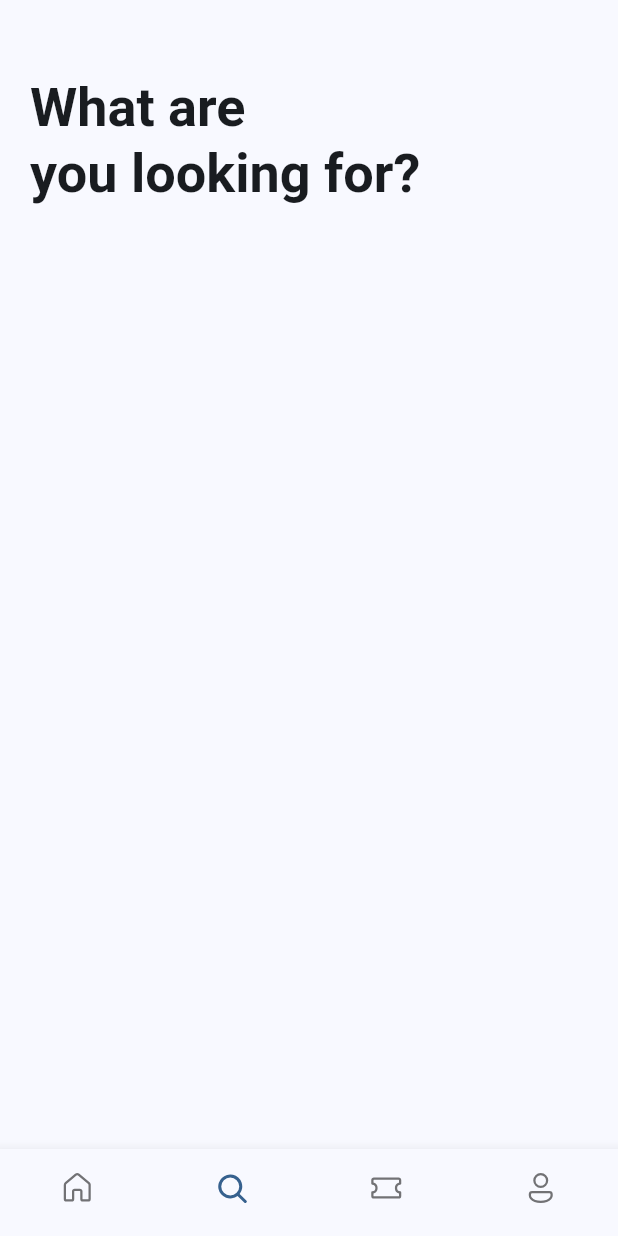
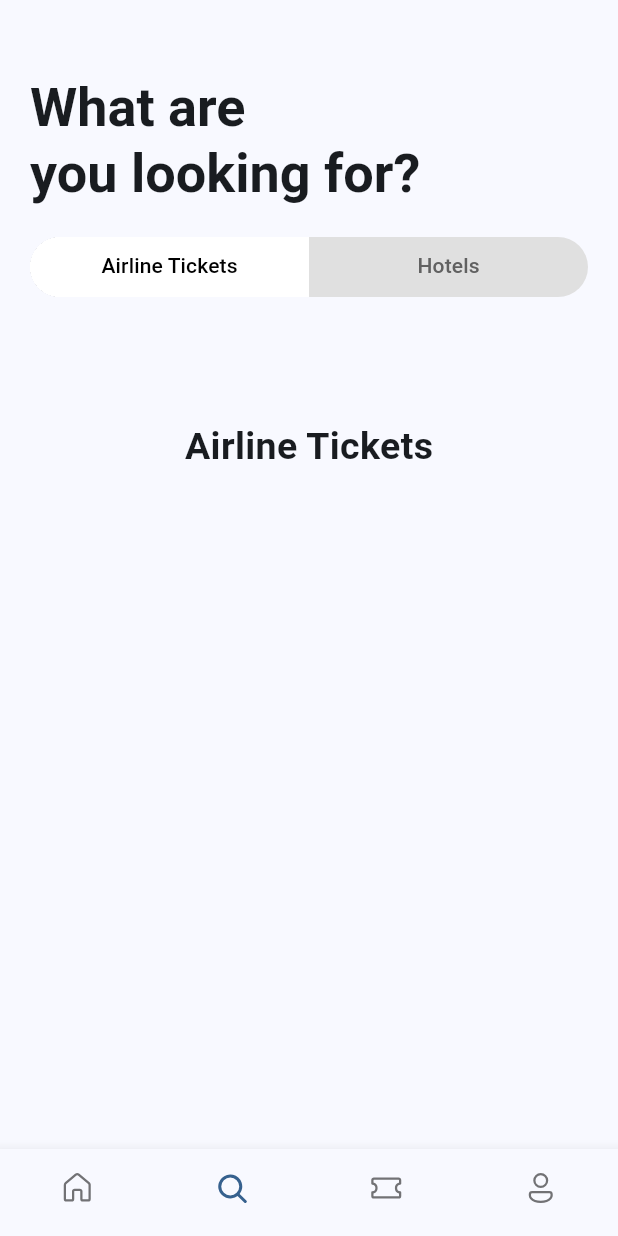
Before and after one commit to alexleboucher/tickets-booking-app, a Flutter app: the screen it shows after launch, item 2 of the bottom bar chosen, on a phone screen of 412 x 824 dp. Run offline on Flutter 3.47's test engine with Material 2 defaults, Android fonts, the phone set to English and light mode, and no system bars; our stand-ins replace fluentui_icons, gap.

Commit message:
Added searchFlightsHotels widget

```diff
--- a/lib/screens/home_screen.dart
+++ b/lib/screens/home_screen.dart
@@ -74,12 +74,6 @@ class HomeScreen extends StatelessWidget {
               Padding(
                 padding: const EdgeInsets.symmetric(horizontal: 20),
                 child: GestureDetector(
-                  onTap: () {
-                    FocusScopeNode currentFocus = FocusScope.of(context);
-                    if (!currentFocus.hasPrimaryFocus) {
-                      currentFocus.unfocus();
-                    }
-                  },
                   child: TextFormField(
                     onTapOutside: (event) {
                       FocusScopeNode currentFocus = FocusScope.of(context);
--- a/lib/screens/search_screen.dart
+++ b/lib/screens/search_screen.dart
@@ -1,4 +1,6 @@
 import 'package:flutter/material.dart';
+import 'package:gap/gap.dart';
+import 'package:tickets_booking_app/widgets/search/search_flights_hotels.dart';
 import 'package:tickets_booking_app/widgets/ui/text/display_text.dart';
 
 class SearchScreen extends StatelessWidget {
@@ -6,16 +8,16 @@ class SearchScreen extends StatelessWidget {
 
   @override
   Widget build(BuildContext context) {
-    return Padding(
+    return ListView(
       padding: const EdgeInsets.only(top: 50, bottom: 20, right: 20, left: 20),
-      child: ListView(
       children: const [
         DisplayText(
           'What are\nyou looking for?',
           textStyle: DisplayStyle.displaySmall,
         ),
+        Gap(20),
+        SearchFlightsHotels(),
       ],
-      ),
     );
   }
 }
--- /dev/null
+++ b/lib/widgets/search/search_flights_hotels.dart
@@ -0,0 +1,91 @@
+import 'package:flutter/material.dart';
+
+class SearchFlightsHotels extends StatefulWidget {
+  const SearchFlightsHotels({super.key});
+
+  @override
+  State<SearchFlightsHotels> createState() => _SearchFlightsHotelsState();
+}
+
+class _SearchFlightsHotelsState extends State<SearchFlightsHotels>
+    with SingleTickerProviderStateMixin {
+  late TabController tabController;
+
+  @override
+  void initState() {
+    tabController = TabController(length: 2, vsync: this);
+    super.initState();
+  }
+
+  @override
+  void dispose() {
+    super.dispose();
+    tabController.dispose();
+  }
+
+  @override
+  Widget build(BuildContext context) {
+    return Column(
+      children: [
+        Container(
+          clipBehavior: Clip.hardEdge,
+          height: 40,
+          decoration: BoxDecoration(
+            color: Colors.grey.shade300,
+            borderRadius: BorderRadius.circular(
+              25.0,
+            ),
+          ),
+          child: TabBar(
+            controller: tabController,
+            dividerColor: Colors.transparent,
+            indicatorSize: TabBarIndicatorSize.tab,
+            splashBorderRadius: BorderRadius.circular(25.0),
+            indicator: const BoxDecoration(
+              color: Colors.white,
+            ),
+            labelColor: Colors.black,
+            unselectedLabelColor: Colors.grey.shade700,
+            tabs: const [
+              Tab(
+                text: 'Airline Tickets',
+              ),
+              Tab(
+                text: 'Hotels',
+              ),
+            ],
+          ),
+        ),
+        SizedBox(
+          height: 200,
+          child: TabBarView(
+            controller: tabController,
+            children: const [
+              // first tab bar view widget
+              Center(
+                child: Text(
+                  'Airline Tickets',
+                  style: TextStyle(
+                    fontSize: 25,
+                    fontWeight: FontWeight.w600,
+                  ),
+                ),
+              ),
+
+              // second tab bar view widget
+              Center(
+                child: Text(
+                  'Hotels',
+                  style: TextStyle(
+                    fontSize: 25,
+                    fontWeight: FontWeight.w600,
+                  ),
+                ),
+              ),
+            ],
+          ),
+        ),
+      ],
+    );
+  }
+}
```
Lines whose indentation alone changed are shown as unchanged.
